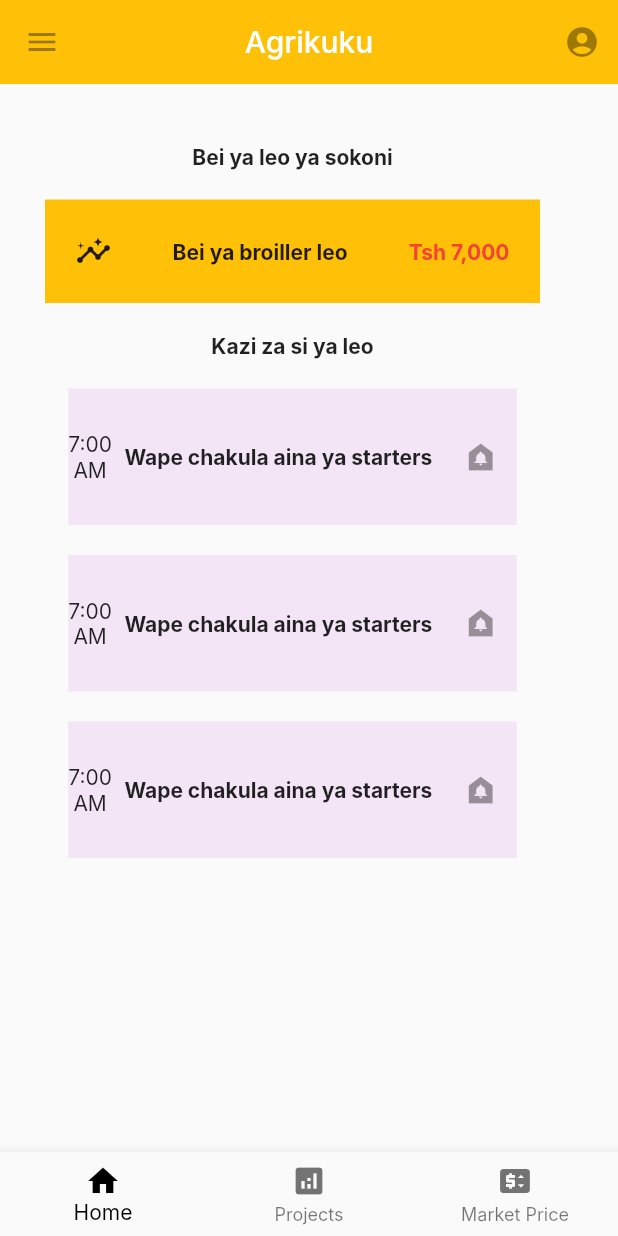
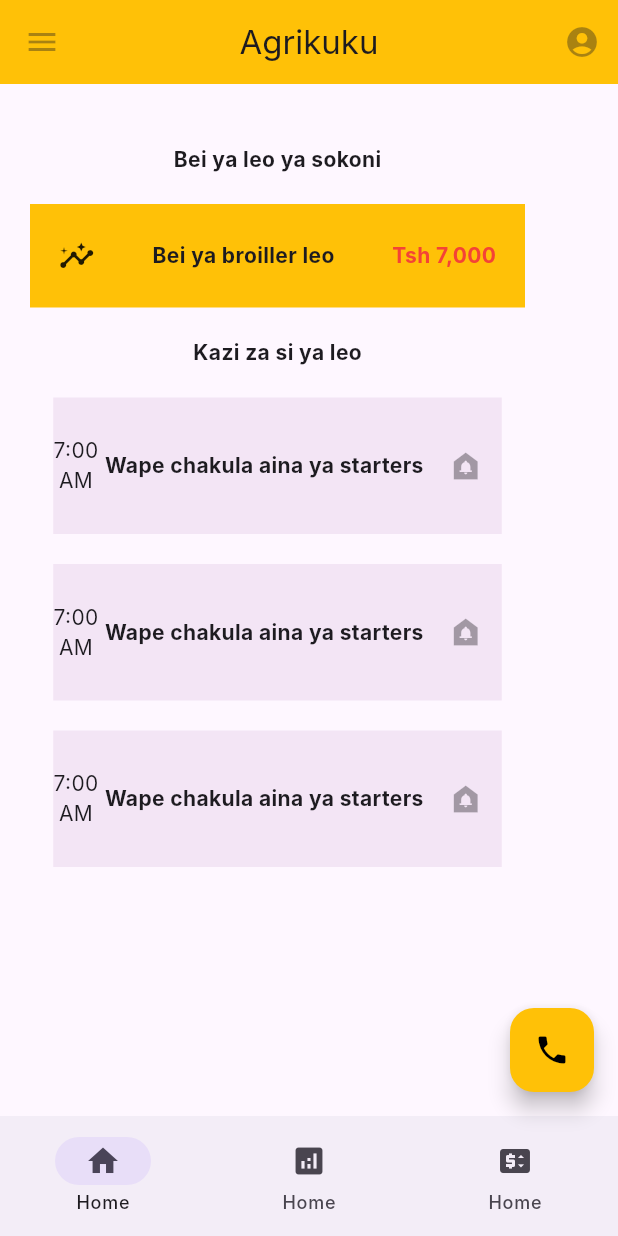
Before and after one commit to ezyerk2130/Agrikuku, a Flutter app: the screen it shows after launch, on a phone screen of 412 x 824 dp. Run offline on Flutter 3.47's test engine with Material 2 defaults, Android fonts, the phone set to English and light mode, and no system bars; Roboto replaces fonts that are missing (Inter).

```diff
--- a/lib/main.dart
+++ b/lib/main.dart
@@ -10,6 +10,7 @@ class Agrikuku extends StatelessWidget {
     return MaterialApp(
       title:'Agrikuku',
       theme: ThemeData(
+        useMaterial3: true,
         appBarTheme: const AppBarTheme(
           iconTheme: IconThemeData(color: Colors.black),
           color: Colors.amber,
@@ -40,7 +41,7 @@ class myHomePage extends StatelessWidget {
         ],
       ),
       body:  Padding(
-        padding: EdgeInsets.fromLTRB(30.0, 40.0, 30.0, 0.0),
+        padding: EdgeInsets.fromLTRB(20.0, 40.0, 20.0, 0.0),
         child: Column(
           children:   [
             const Text('Bei ya leo ya sokoni',
@@ -155,7 +156,7 @@ class myHomePage extends StatelessWidget {
           ],
         ),
       ),
-      bottomNavigationBar: BottomNavigationBar(
+      /*bottomNavigationBar: BottomNavigationBar(
         items: const [
           BottomNavigationBarItem(icon: Icon(Icons.home),
             label: 'Home',
@@ -168,6 +169,24 @@ class myHomePage extends StatelessWidget {
           ),
         ],
         selectedItemColor: Colors.black,
+      ),*/
+      //material 3 navigation bar
+      bottomNavigationBar: NavigationBar(
+        onDestinationSelected: (int index) {
+
+        },
+        selectedIndex: 0,
+        destinations:const<NavigationDestination> [
+          NavigationDestination(icon: Icon(Icons.home), label: 'Home'),
+          NavigationDestination(icon: Icon(Icons.analytics), label: 'Home'),
+          NavigationDestination(icon: Icon(Icons.price_change), label: 'Home'),
+        ],
+      ),
+      floatingActionButton: FloatingActionButton(
+        onPressed: (){},
+        backgroundColor: Colors.amber,
+        foregroundColor: Colors.black,
+        child: Icon(Icons.phone),
       ),
     );
   }
```
